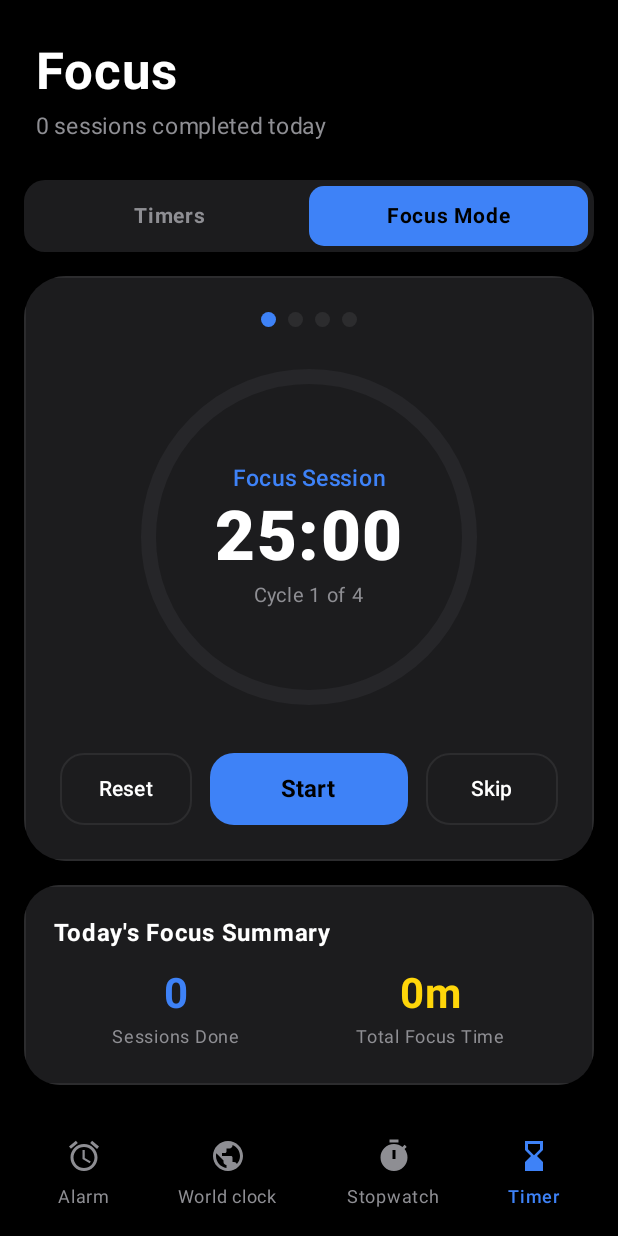
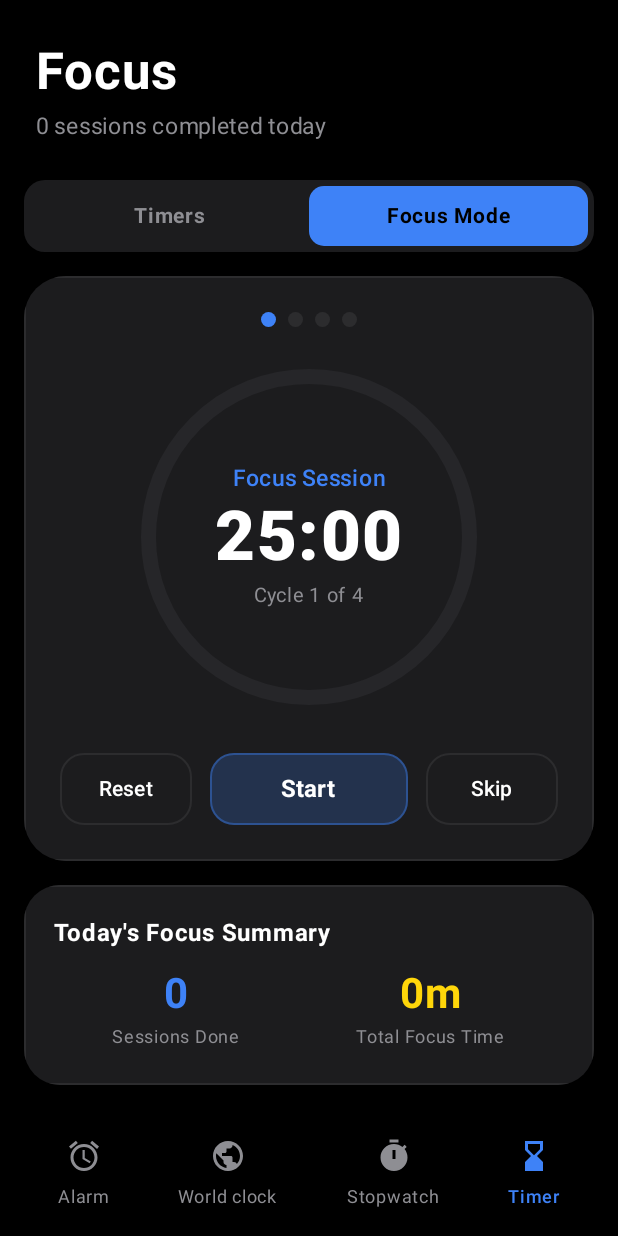
Before and after one commit to ndev-hoster/Clockity, an Android app built with Jetpack Compose: the screen it shows after launch (MainActivity), after a tap on "Focus Mode", on a phone screen of 412 x 824 dp. Run offline under Robolectric (Android 15) with nearby library versions, the light colour scheme and no system bars; our stand-ins replace Room's generated code; 2 other taps on this screen came first.

Commit message:
Apply matching translucent blue container and border to Resume button

```diff
--- a/app/src/main/java/com/clockity/app/ui/theme/Color.kt
+++ b/app/src/main/java/com/clockity/app/ui/theme/Color.kt
@@ -26,3 +26,5 @@ val OneUITextDisabled = Color(0xFF3A3A3C)
 // Specialized Translucent Control Accents
 val OneUIYellowPauseBg = Color(0x38FFD60A)
 val OneUIYellowPauseBorder = Color(0x66FFD60A)
+val OneUIBlueResumeBg = Color(0x383E82F7)
+val OneUIBlueResumeBorder = Color(0x663E82F7)
--- a/app/src/main/java/com/clockity/app/ui/timer/MultiTimerCard.kt
+++ b/app/src/main/java/com/clockity/app/ui/timer/MultiTimerCard.kt
@@ -119,9 +119,9 @@ fun MultiTimerCard(
             Button(
                 onClick = { if (timer.isRunning) onPause() else onResume() },
                 shape = RoundedCornerShape(14.dp),
-                border = if (timer.isRunning) androidx.compose.foundation.BorderStroke(1.dp, OneUIYellowPauseBorder) else null,
+                border = if (timer.isRunning) androidx.compose.foundation.BorderStroke(1.dp, OneUIYellowPauseBorder) else androidx.compose.foundation.BorderStroke(1.dp, OneUIBlueResumeBorder),
                 colors = ButtonDefaults.buttonColors(
-                    containerColor = if (timer.isRunning) OneUIYellowPauseBg else OneUIBlue,
+                    containerColor = if (timer.isRunning) OneUIYellowPauseBg else OneUIBlueResumeBg,
                     contentColor = Color.White
                 ),
                 modifier = Modifier.height(40.dp)
--- a/app/src/main/java/com/clockity/app/ui/timer/TimerScreen.kt
+++ b/app/src/main/java/com/clockity/app/ui/timer/TimerScreen.kt
@@ -416,15 +416,15 @@ fun TimerScreen(
                                         .weight(1.5f)
                                         .height(48.dp),
                                     shape = RoundedCornerShape(16.dp),
-                                    border = if (pomo.isRunning) BorderStroke(1.dp, OneUIYellowPauseBorder) else null,
+                                    border = if (pomo.isRunning) BorderStroke(1.dp, OneUIYellowPauseBorder) else BorderStroke(1.dp, OneUIBlueResumeBorder),
                                     colors = ButtonDefaults.buttonColors(
-                                        containerColor = if (pomo.isRunning) OneUIYellowPauseBg else phaseColor,
-                                        contentColor = if (pomo.isRunning) Color.White else OneUIBlack
+                                        containerColor = if (pomo.isRunning) OneUIYellowPauseBg else OneUIBlueResumeBg,
+                                        contentColor = Color.White
                                     )
                                 ) {
                                     Text(
-                                        text = if (pomo.isRunning) "Pause" else "Start",
-                                        color = if (pomo.isRunning) Color.White else OneUIBlack,
+                                        text = if (pomo.isRunning) "Pause" else if (pomo.isPaused) "Resume" else "Start",
+                                        color = Color.White,
                                         fontSize = 16.sp,
                                         fontWeight = FontWeight.Bold
                                     )
```
